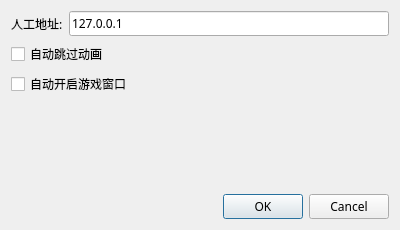
This is optiondlg.ui in uvbs/mhgamebot as Qt 5 draws it before an edit. The edited form follows.
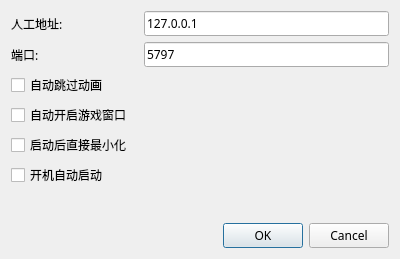
This is the edited form.

What changed in the file:
```diff
--- a/optiondlg.ui
+++ b/optiondlg.ui
@@ -7,7 +7,7 @@
     <x>0</x>
     <y>0</y>
     <width>400</width>
-    <height>230</height>
+    <height>259</height>
    </rect>
   </property>
   <property name="font">
@@ -20,14 +20,21 @@
    <string>配置</string>
   </property>
   <layout class="QGridLayout" name="gridLayout">
-   <item row="0" column="1">
+   <item row="4" column="0">
+    <widget class="QCheckBox" name="checkBox_autohide">
+     <property name="text">
+      <string>启动后直接最小化</string>
+     </property>
+    </widget>
+   </item>
+   <item row="0" column="2">
     <widget class="QLineEdit" name="lineEdit_helperaddr">
      <property name="text">
       <string>127.0.0.1</string>
      </property>
     </widget>
    </item>
-   <item row="1" column="0" colspan="2">
+   <item row="2" column="0" colspan="3">
     <widget class="QCheckBox" name="checkBox_autoskipgc">
      <property name="text">
       <string>自动跳过动画</string>
@@ -41,7 +48,7 @@
      </property>
     </widget>
    </item>
-   <item row="4" column="0" colspan="2">
+   <item row="7" column="0" colspan="3">
     <widget class="QDialogButtonBox" name="buttonBox">
      <property name="orientation">
       <enum>Qt::Horizontal</enum>
@@ -51,14 +58,14 @@
      </property>
     </widget>
    </item>
-   <item row="2" column="0" colspan="2">
+   <item row="3" column="0" colspan="3">
     <widget class="QCheckBox" name="checkBox_autostartgame">
      <property name="text">
       <string>自动开启游戏窗口</string>
      </property>
     </widget>
    </item>
-   <item row="3" column="0">
+   <item row="6" column="0">
     <spacer name="verticalSpacer">
      <property name="orientation">
       <enum>Qt::Vertical</enum>
@@ -71,6 +78,27 @@
      </property>
     </spacer>
    </item>
+   <item row="1" column="0">
+    <widget class="QLabel" name="label_2">
+     <property name="text">
+      <string>端口:</string>
+     </property>
+    </widget>
+   </item>
+   <item row="1" column="2">
+    <widget class="QLineEdit" name="lineEdit_port">
+     <property name="text">
+      <string>5797</string>
+     </property>
+    </widget>
+   </item>
+   <item row="5" column="0">
+    <widget class="QCheckBox" name="checkBox_autorun">
+     <property name="text">
+      <string>开机自动启动</string>
+     </property>
+    </widget>
+   </item>
   </layout>
  </widget>
  <resources/>
```
